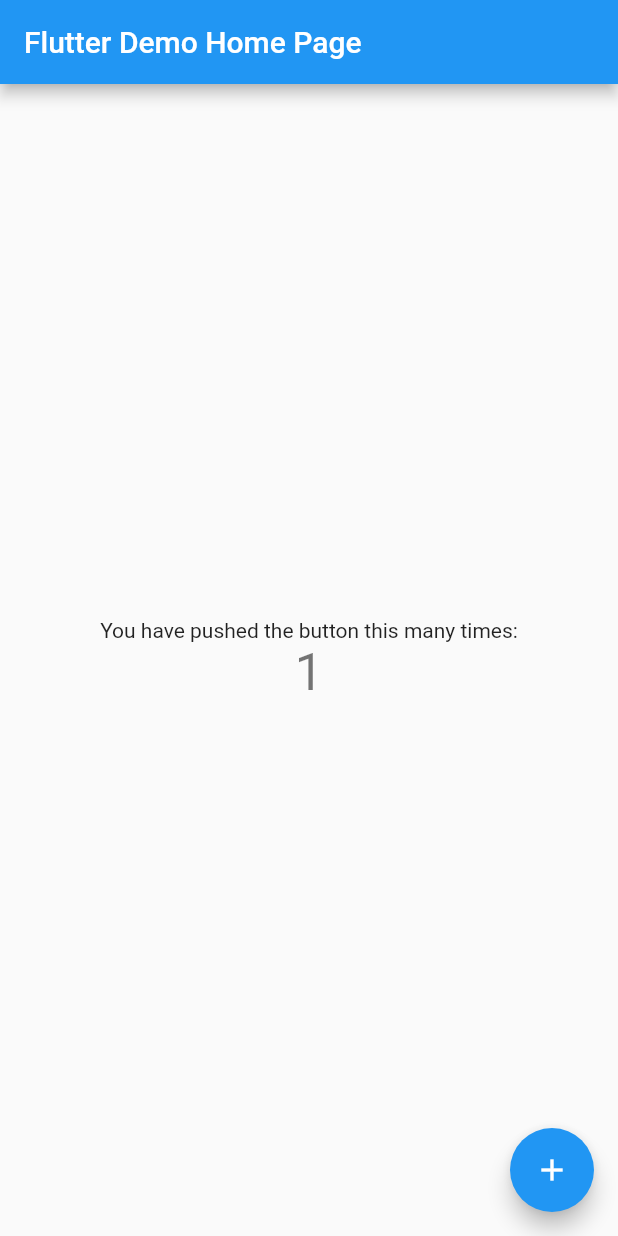
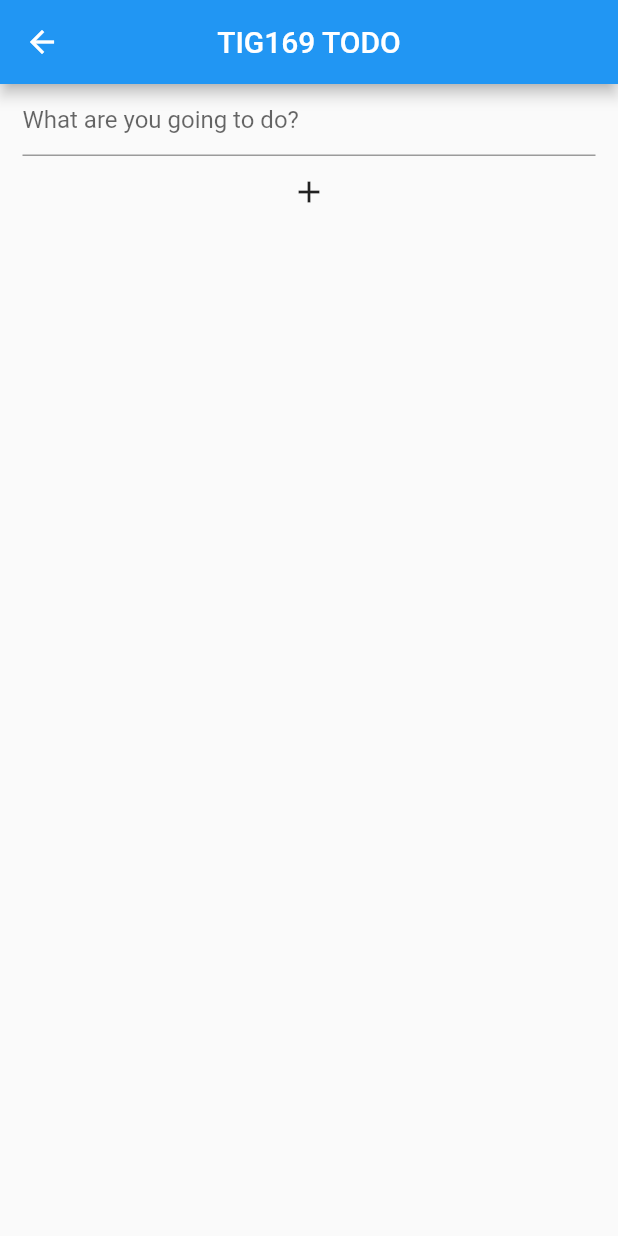
Before and after one commit to gu-tig169-ht21/guseklang, a Flutter app: the screen it shows after launch, after a tap on the "add" icon, on a phone screen of 412 x 824 dp. Run offline on Flutter 3.47's test engine with Material 2 defaults, Android fonts, the phone set to English and light mode, and no system bars.

Commit message:
First Commit

```diff
--- a/lib/main.dart
+++ b/lib/main.dart
@@ -1,3 +1,5 @@
+// ignore_for_file: prefer_const_constructors, avoid_types_as_parameter_names, use_key_in_widget_constructors
+
 import 'package:flutter/material.dart';
 
 void main() {
@@ -7,109 +9,100 @@ void main() {
 class MyApp extends StatelessWidget {
   const MyApp({Key? key}) : super(key: key);
 
-  // This widget is the root of your application.
   @override
   Widget build(BuildContext context) {
-    return MaterialApp(
-      title: 'Flutter Demo',
-      theme: ThemeData(
-        // This is the theme of your application.
-        //
-        // Try running your application with "flutter run". You'll see the
-        // application has a blue toolbar. Then, without quitting the app, try
-        // changing the primarySwatch below to Colors.green and then invoke
-        // "hot reload" (press "r" in the console where you ran "flutter run",
-        // or simply save your changes to "hot reload" in a Flutter IDE).
-        // Notice that the counter didn't reset back to zero; the application
-        // is not restarted.
-        primarySwatch: Colors.blue,
-      ),
-      home: const MyHomePage(title: 'Flutter Demo Home Page'),
+    return const MaterialApp(
+      home: MainView(),
     );
   }
 }
 
-class MyHomePage extends StatefulWidget {
-  const MyHomePage({Key? key, required this.title}) : super(key: key);
+class MainView extends StatelessWidget {
+  const MainView({Key? key}) : super(key: key);
 
-  // This widget is the home page of your application. It is stateful, meaning
-  // that it has a State object (defined below) that contains fields that affect
-  // how it looks.
-
-  // This class is the configuration for the state. It holds the values (in this
-  // case the title) provided by the parent (in this case the App widget) and
-  // used by the build method of the State. Fields in a Widget subclass are
-  // always marked "final".
-
-  final String title;
-
-  @override
-  State<MyHomePage> createState() => _MyHomePageState();
-}
-
-class _MyHomePageState extends State<MyHomePage> {
-  int _counter = 0;
-
-  void _incrementCounter() {
-    setState(() {
-      // This call to setState tells the Flutter framework that something has
-      // changed in this State, which causes it to rerun the build method below
-      // so that the display can reflect the updated values. If we changed
-      // _counter without calling setState(), then the build method would not be
-      // called again, and so nothing would appear to happen.
-      _counter++;
-    });
-  }
+  get value => null;
 
   @override
   Widget build(BuildContext context) {
-    // This method is rerun every time setState is called, for instance as done
-    // by the _incrementCounter method above.
-    //
-    // The Flutter framework has been optimized to make rerunning build methods
-    // fast, so that you can just rebuild anything that needs updating rather
-    // than having to individually change instances of widgets.
     return Scaffold(
       appBar: AppBar(
-        // Here we take the value from the MyHomePage object that was created by
-        // the App.build method, and use it to set our appbar title.
-        title: Text(widget.title),
-      ),
-      body: Center(
-        // Center is a layout widget. It takes a single child and positions it
-        // in the middle of the parent.
-        child: Column(
-          // Column is also a layout widget. It takes a list of children and
-          // arranges them vertically. By default, it sizes itself to fit its
-          // children horizontally, and tries to be as tall as its parent.
-          //
-          // Invoke "debug painting" (press "p" in the console, choose the
-          // "Toggle Debug Paint" action from the Flutter Inspector in Android
-          // Studio, or the "Toggle Debug Paint" command in Visual Studio Code)
-          // to see the wireframe for each widget.
-          //
-          // Column has various properties to control how it sizes itself and
-          // how it positions its children. Here we use mainAxisAlignment to
-          // center the children vertically; the main axis here is the vertical
-          // axis because Columns are vertical (the cross axis would be
-          // horizontal).
-          mainAxisAlignment: MainAxisAlignment.center,
-          children: <Widget>[
-            const Text(
-              'You have pushed the button this many times:',
-            ),
-            Text(
-              '$_counter',
-              style: Theme.of(context).textTheme.headline4,
-            ),
-          ],
+        title: Center(
+          child: Text('TIG169 TODO'),
         ),
       ),
+      body: _list(),
       floatingActionButton: FloatingActionButton(
-        onPressed: _incrementCounter,
-        tooltip: 'Increment',
-        child: const Icon(Icons.add),
-      ), // This trailing comma makes auto-formatting nicer for build methods.
+        onPressed: () {
+          Navigator.push(
+              context, MaterialPageRoute(builder: (context) => SecondView()));
+        },
+        child: Icon(Icons.add),
+      ),
+    );
+  }
+
+  Widget _list() {
+    var list = [
+      'Write a book',
+      'Do homework',
+      'Tidy Room',
+      'Watch TV',
+      'Nap',
+      'Shop groceries',
+      'Have fun',
+      'Meditate',
+    ];
+
+    return ListView.builder(
+      itemCount: list.length,
+      itemBuilder: (BuildContext context, int index) {
+        return _checkBoxRow(list[index], index);
+      },
+    );
+  }
+
+  Widget _checkBoxRow(item, index) {
+    return Row(
+      children: [
+        Checkbox(
+          checkColor: Colors.white,
+          value: false,
+          onChanged: (bool) {},
+        ),
+        Text(
+          item,
+          style: TextStyle(fontSize: 15),
+        ),
+        Spacer(),
+        IconButton(
+          onPressed: () {},
+          icon: Icon(Icons.delete_forever),
+        )
+      ],
     );
   }
 }
+
+class SecondView extends StatelessWidget {
+  @override
+  Widget build(BuildContext context) {
+    return Scaffold(
+      appBar: AppBar(
+        title: Text('TIG169 TODO'),
+        centerTitle: true,
+      ),
+      body: Column(
+        children: [
+          Container(
+            margin: EdgeInsets.only(right: 15, left: 15),
+            child: TextField(
+              decoration:
+                  InputDecoration(hintText: 'What are you going to do?'),
+            ),
+          ),
+          IconButton(onPressed: () {}, icon: Icon(Icons.add)),
+        ],
+      ),
+    );
+  }
+}
```
